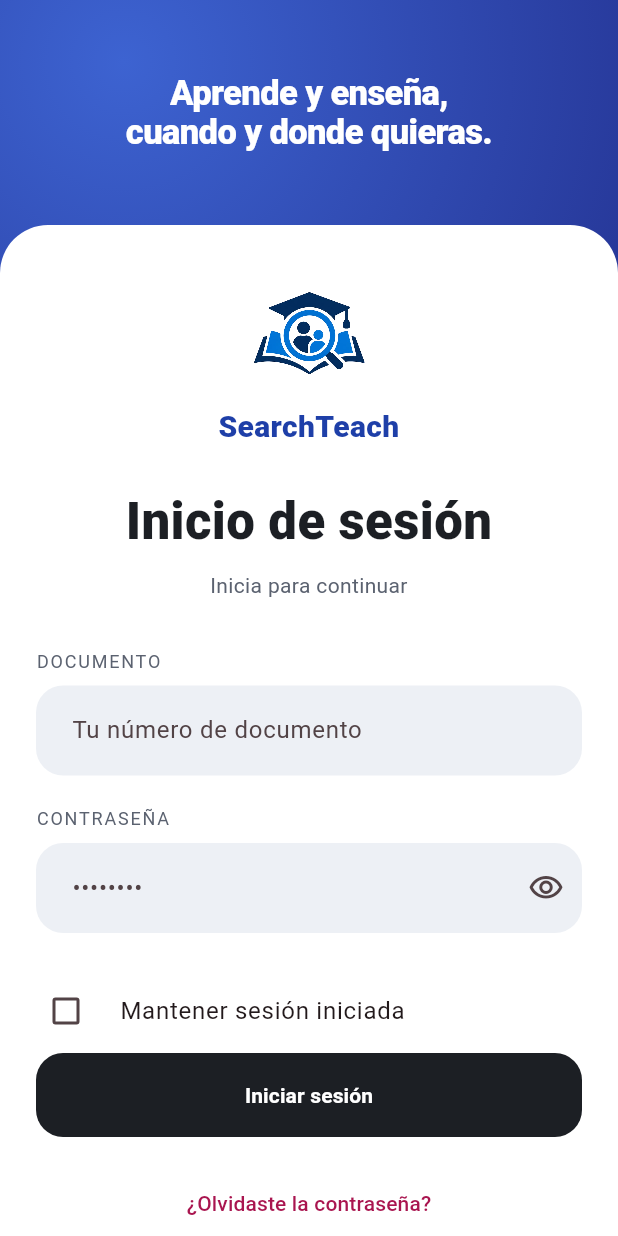
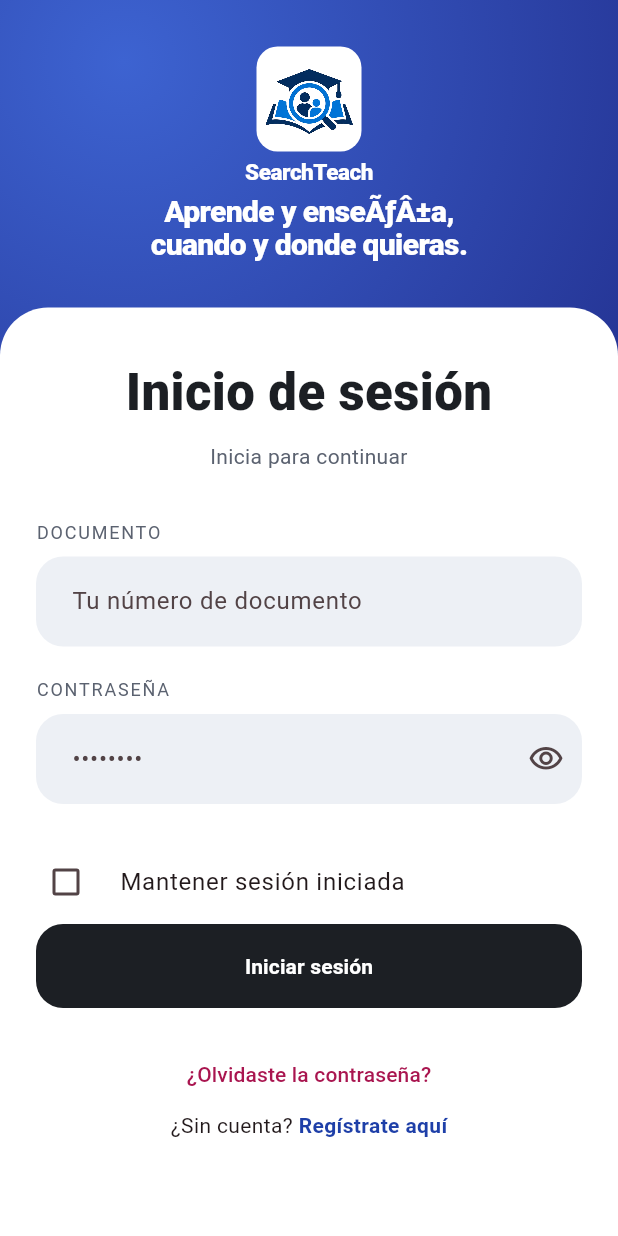
Before and after one commit to ErrorCape8/SearchTeach_P.A, a Flutter app: the screen it shows after launch, on a phone screen of 412 x 824 dp. Run offline on Flutter 3.47's test engine with Material 3 defaults, Android fonts, the phone set to English and light mode, and no system bars; our stand-ins replace dio, file_picker, firebase_core, firebase_messaging, flutter_local_notifications, flutter_riverpod and 3 more; missing offline and left inert: livekit_client; accounts and stored records are empty.

Commit message:
hotfix login

```diff
--- a/flutter/lib/core/widgets/auth_shell.dart
+++ b/flutter/lib/core/widgets/auth_shell.dart
@@ -5,7 +5,7 @@
 const kInk = Color(0xFF1C1F24);
 const kField = Color(0xFFEDF0F5);
 
-/// Marco común de las pantallas de autenticación.
+/// Marco comÃºn de las pantallas de autenticaciÃ³n.
 /// - Ancho >= 900 (PC/tablet horizontal): panel de marca a la izquierda + formulario a la derecha.
 /// - Ancho < 900 (celular): igual al mockup, cabecera azul + hoja blanca.
 class AuthShell extends StatelessWidget {
@@ -61,7 +61,7 @@
         bottom: false,
         child: Column(children: [
           SizedBox(
-            height: 150,
+            height: 205,
             child: Stack(alignment: Alignment.center, children: [
               const _LogoPill(),
               if (onBack != null)
@@ -101,30 +101,66 @@
 class _LogoPill extends StatelessWidget {
   const _LogoPill();
   @override
-  Widget build(BuildContext context) => const _AuthSlogan();
+  Widget build(BuildContext context) => const _AuthBrand(compact: true);
 }
 
-class _AuthSlogan extends StatelessWidget {
-  const _AuthSlogan();
+class _AuthBrand extends StatelessWidget {
+  const _AuthBrand({this.compact = false});
+
+  final bool compact;
 
   @override
   Widget build(BuildContext context) {
-    final desktop = MediaQuery.sizeOf(context).width >= AuthShell.breakpoint;
-    return Text(
-      'Aprende y enseña,\ncuando y donde quieras.',
-      textAlign: desktop ? TextAlign.left : TextAlign.center,
+    final logoSize = compact ? 70.0 : 148.0;
+    return Column(
+      mainAxisSize: MainAxisSize.min,
+      crossAxisAlignment:
+          compact ? CrossAxisAlignment.center : CrossAxisAlignment.start,
+      children: [
+        Container(
+          width: logoSize,
+          height: logoSize,
+          padding: EdgeInsets.all(compact ? 5 : 10),
+          decoration: BoxDecoration(
+            color: Colors.white,
+            borderRadius: BorderRadius.circular(compact ? 14 : 22),
+          ),
+          child: Image.asset(
+            'assets/brand/logo.png',
+            fit: BoxFit.contain,
+            filterQuality: FilterQuality.high,
+            semanticLabel: 'Logo de SearchTeach',
+          ),
+        ),
+        SizedBox(height: compact ? 3 : 10),
+        Text(
+          'SearchTeach',
+          textAlign: compact ? TextAlign.center : TextAlign.left,
           style: TextStyle(
             color: Colors.white,
-        fontSize: desktop ? 34 : 23,
+            fontSize: compact ? 15 : 25,
+            fontWeight: FontWeight.w800,
+            letterSpacing: -.3,
+          ),
+        ),
+        SizedBox(height: compact ? 5 : 14),
+        Text(
+          'Aprende y enseÃƒÂ±a,\ncuando y donde quieras.',
+          textAlign: compact ? TextAlign.center : TextAlign.left,
+          style: TextStyle(
+            color: Colors.white,
+            fontSize: compact ? 20 : 34,
             height: 1.12,
             fontWeight: FontWeight.w800,
             letterSpacing: -.4,
           ),
+        ),
+      ],
     );
   }
 }
 
-/// Panel izquierdo para pantallas grandes: así no queda vacío.
+/// Panel izquierdo para pantallas grandes: asÃ­ no queda vacÃ­o.
 class _BrandPanel extends StatelessWidget {
   const _BrandPanel();
 
@@ -134,50 +170,32 @@
       decoration: const BoxDecoration(gradient: _gradient),
       padding: const EdgeInsets.all(56),
       child: Stack(children: [
-        // círculos decorativos
+        // cÃ­rculos decorativos
         Positioned(right: -80, top: -80, child: _circle(300, .06)),
         Positioned(left: -100, bottom: -120, child: _circle(380, .05)),
         Column(
           crossAxisAlignment: CrossAxisAlignment.start,
           children: [
-            Row(children: [
-              Container(
-                width: 82,
-                height: 82,
-                padding: const EdgeInsets.all(8),
-                decoration: BoxDecoration(
-                  color: Colors.white,
-                  borderRadius: BorderRadius.circular(18),
-                ),
-                child: Image.asset(
-                  'assets/brand/logo.png',
-                  fit: BoxFit.contain,
-                  filterQuality: FilterQuality.high,
-                  semanticLabel: 'Logo de SearchTeach',
-                ),
-              ),
-              const SizedBox(width: 18),
-              const Expanded(child: _AuthSlogan()),
-            ]),
+            const _AuthBrand(),
             const Spacer(),
             Text(
-              'Agenda tutorías, accede a clases virtuales y acompaña cada proyecto.',
+              'Agenda tutorÃ­as, accede a clases virtuales y acompaÃ±a cada proyecto.',
               style: TextStyle(
                   color: Colors.white.withValues(alpha: .8),
                   fontSize: 18,
                   height: 1.4),
             ),
             const SizedBox(height: 40),
-            const _Feature(Icons.event_available, 'Agenda tutorías',
+            const _Feature(Icons.event_available, 'Agenda tutorÃ­as',
                 'Solicita, acepta o propone un nuevo horario.'),
             const _Feature(
                 Icons.videocam_outlined,
                 'Clases virtuales o presenciales',
                 'Elige la modalidad que mejor te funcione.'),
             const _Feature(Icons.insights, 'Sigue tu progreso',
-                'Asistencia y estadísticas en un solo lugar.'),
+                'Asistencia y estadÃ­sticas en un solo lugar.'),
             const Spacer(),
-            Text('© ${DateTime.now().year} SearchTeach',
+            Text('Â© ${DateTime.now().year} SearchTeach',
                 style: TextStyle(color: Colors.white.withValues(alpha: .6))),
           ],
         ),
--- a/flutter/lib/features/auth/login_page.dart
+++ b/flutter/lib/features/auth/login_page.dart
@@ -102,22 +102,6 @@
         child: Column(
           crossAxisAlignment: CrossAxisAlignment.stretch,
           children: [
-            Center(
-              child: Image.asset(
-                'assets/brand/logo.png',
-                width: 76,
-                height: 76,
-                fit: BoxFit.contain,
-                filterQuality: FilterQuality.high,
-                semanticLabel: 'Logo de SearchTeach',
-              ),
-            ),
-            const SizedBox(height: 12),
-            const Text('SearchTeach',
-                textAlign: TextAlign.center,
-                style: TextStyle(
-                    color: kBlue, fontSize: 20, fontWeight: FontWeight.w800)),
-            const SizedBox(height: 24),
             const Text('Inicio de sesión',
                 textAlign: TextAlign.center,
                 style: TextStyle(
```
Lines whose indentation alone changed are shown as unchanged.
